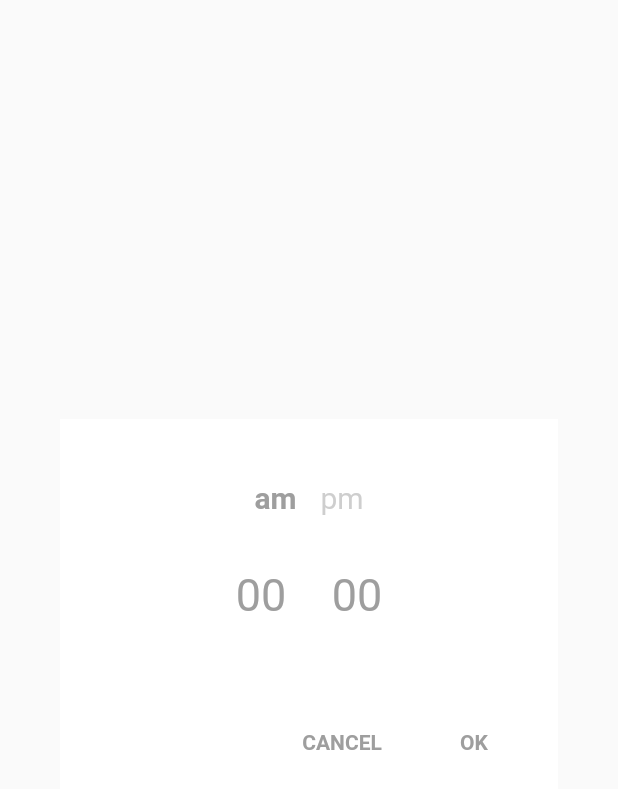
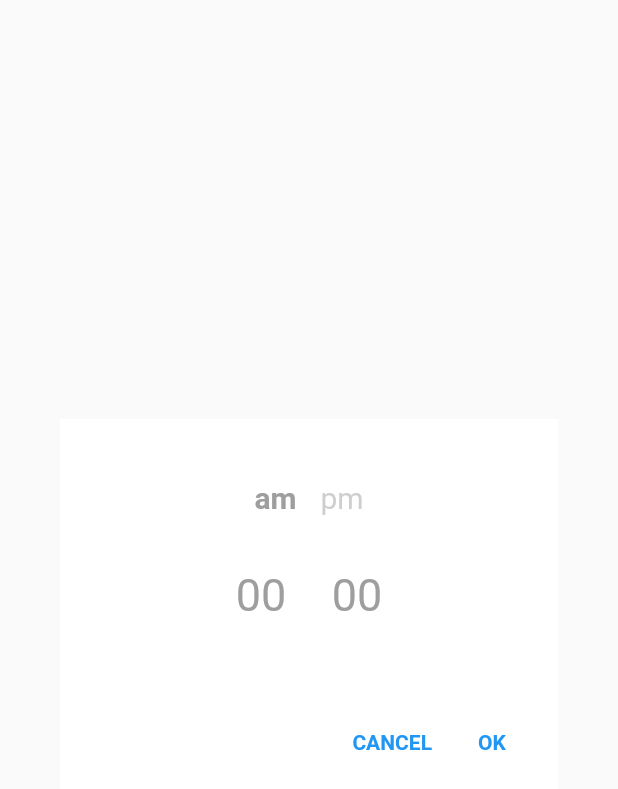
Before and after one commit to subhamayd2/day_night_time_picker, a Flutter app: the DayNightTimePickerIos widget shown alone on an empty page, opened directly with empty values, on a phone screen of 412 x 824 dp. Shown: the top 789 px of the screen. Run offline on Flutter 3.47's test engine with Material 2 defaults, Android fonts, the phone set to English and light mode, and no system bars.

Commit message:
FlatButton -> TextButton

```diff
--- a/example/lib/main.dart
+++ b/example/lib/main.dart
@@ -50,8 +50,10 @@ class _HomeState extends State<Home> {
               style: Theme.of(context).textTheme.headline1,
             ),
             SizedBox(height: 10),
-            FlatButton(
-              color: Theme.of(context).accentColor,
+            TextButton(
+              style: TextButton.styleFrom(
+                backgroundColor: Theme.of(context).accentColor,
+              ),
               onPressed: () {
                 Navigator.of(context).push(
                   showPicker(
--- a/lib/lib/day_night_timepicker_ios.dart
+++ b/lib/lib/day_night_timepicker_ios.dart
@@ -469,21 +469,25 @@ class _DayNightTimePickerIosState extends State<DayNightTimePickerIos> {
                             child: Row(
                               mainAxisAlignment: MainAxisAlignment.end,
                               children: <Widget>[
-                                FlatButton(
+                                TextButton(
+                                  style: TextButton.styleFrom(
+                                    textStyle: TextStyle(color: color),
+                                  ),
                                   onPressed: onCancel,
                                   child: Text(
                                     widget.cancelText.toUpperCase(),
                                     style: okCancelStyle,
                                   ),
-                                  textColor: color,
                                 ),
-                                FlatButton(
+                                TextButton(
                                   onPressed: onOk,
                                   child: Text(
                                     widget.okText.toUpperCase(),
                                     style: okCancelStyle,
                                   ),
-                                  textColor: color,
+                                  style: TextButton.styleFrom(
+                                    textStyle: TextStyle(color: color),
+                                  ),
                                 ),
                               ],
                             ),
```
Also changed, not shown: lib/lib/day_night_timepicker_android.dart (+8 -4 lines).
